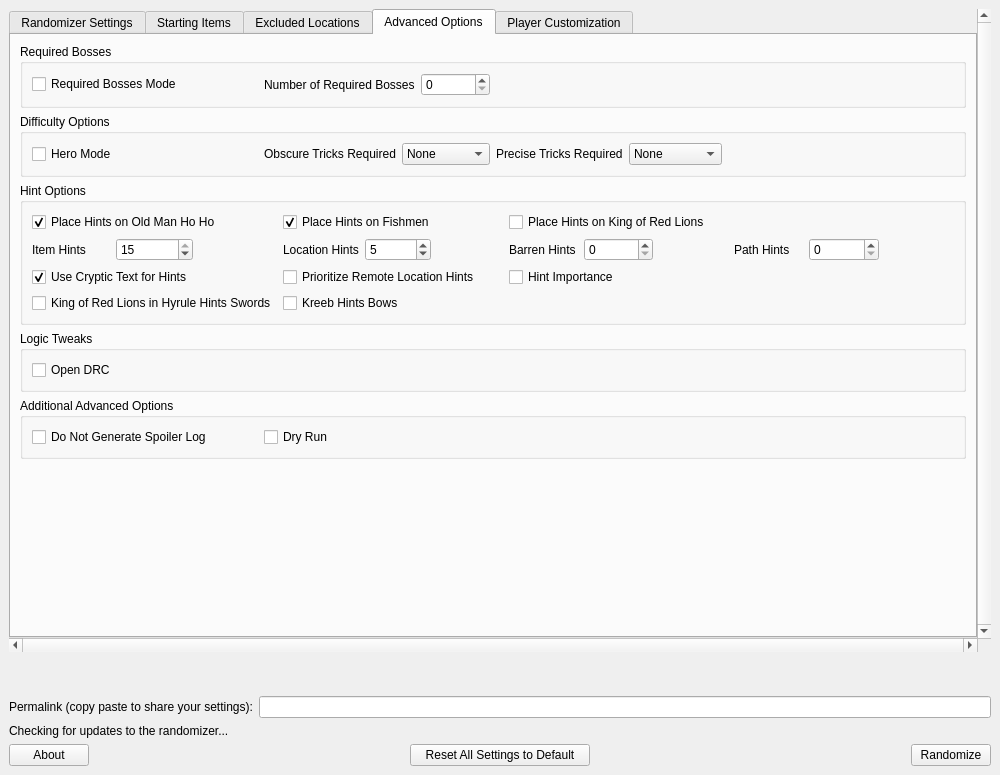
Qt form wwr_ui/randomizer_window.ui (tanjo3/wwrando) before a commit.
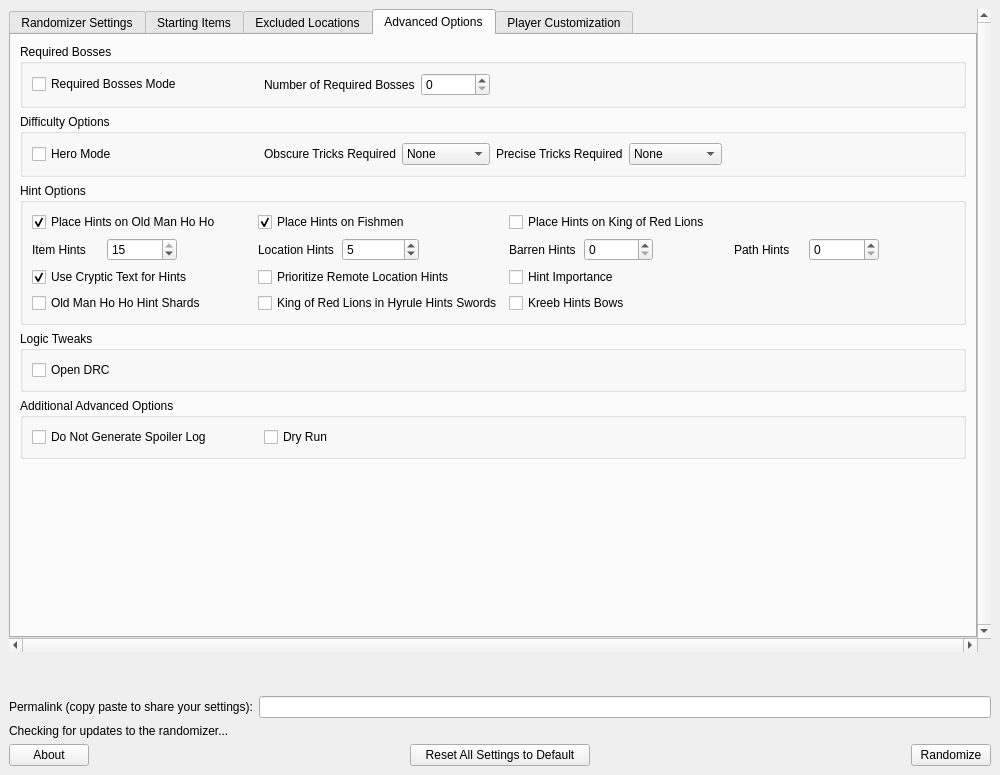
The same form after that commit. The open tabs and pages were chosen to show the change. Custom widgets are drawn as their Qt base class.

Commit message: New Feature: Add Shard hints on Old Man Ho Ho

The edit to the form file:
```diff
--- a/wwr_ui/randomizer_window.ui
+++ b/wwr_ui/randomizer_window.ui
@@ -1439,20 +1439,27 @@
                  </property>
                 </widget>
                </item>
-               <item row="7" column="0">
-                <widget class="QCheckBox" name="korl_hints_swords">
-                 <property name="text">
-                  <string>King of Red Lions in Hyrule Hints Swords</string>
-                 </property>
-                </widget>
-               </item>
-               <item row="7" column="1">
+               <item row="7" column="2">
                 <widget class="QCheckBox" name="kreeb_hints_bows">
                  <property name="text">
                   <string>Kreeb Hints Bows</string>
                  </property>
                 </widget>
                </item>
+               <item row="7" column="1">
+                <widget class="QCheckBox" name="korl_hints_swords">
+                 <property name="text">
+                  <string>King of Red Lions in Hyrule Hints Swords</string>
+                 </property>
+                </widget>
+               </item>
+               <item row="7" column="0">
+                <widget class="QCheckBox" name="hoho_hint_shards">
+                 <property name="text">
+                  <string>Old Man Ho Ho Hint Shards</string>
+                 </property>
+                </widget>
+               </item>
               </layout>
              </widget>
             </item>
```
The commit also changes 4 other files.
